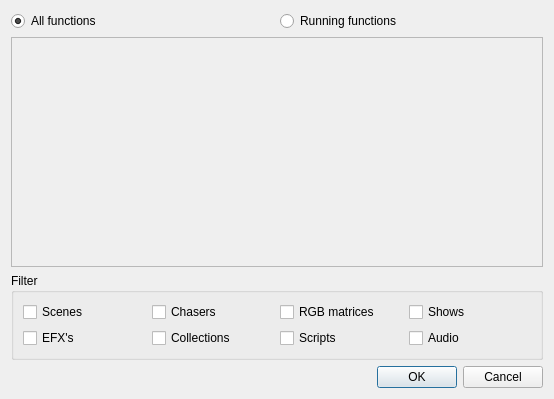
First picture: the form in ui/src/functionselection.ui, repository mcallegari/qlcplus, before the edit.
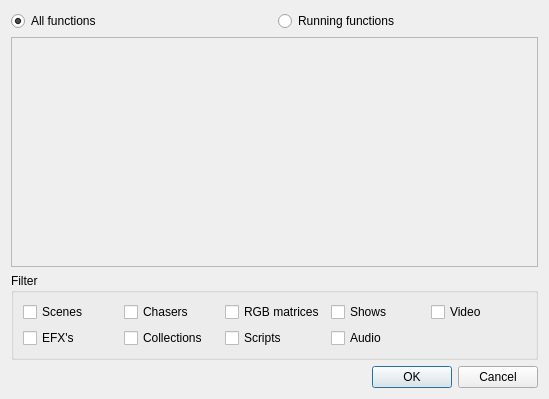
Second picture: the form after the edit.

Commit message: Preliminary video support (Qt5 only)

```diff
--- a/ui/src/functionselection.ui
+++ b/ui/src/functionselection.ui
@@ -6,7 +6,7 @@
    <rect>
     <x>0</x>
     <y>0</y>
-    <width>554</width>
+    <width>549</width>
     <height>399</height>
    </rect>
   </property>
@@ -148,6 +148,13 @@
         </property>
        </widget>
       </item>
+      <item row="0" column="4">
+       <widget class="QCheckBox" name="m_videoCheck">
+        <property name="text">
+         <string>Video</string>
+        </property>
+       </widget>
+      </item>
      </layout>
     </widget>
    </item>
```
The commit also changes 21 other files.
